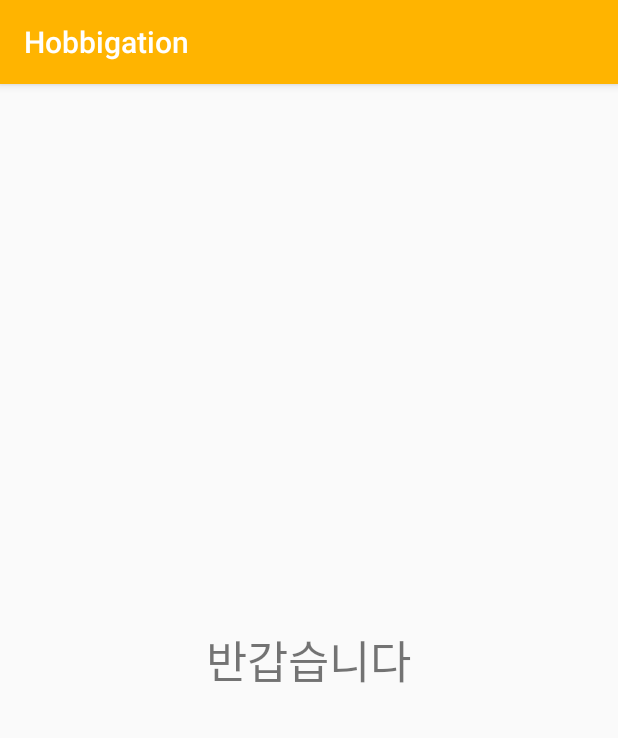
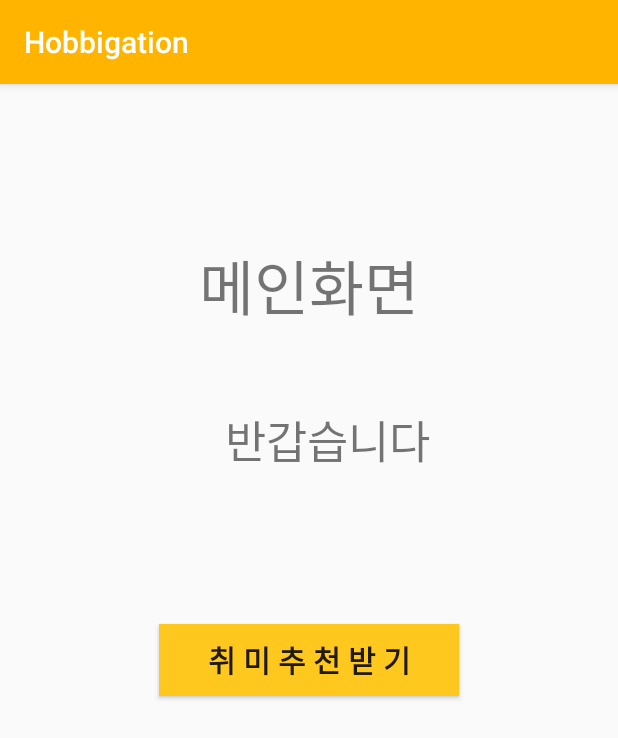
Before and after one commit to eunsongsong/Hobbigation, an Android app: the MainActivity screen opened directly, with no data from a screen before it, on a phone screen of 412 x 824 dp. Shown: the top 738 px of the screen. Run offline under Robolectric (Android 15) with nearby library versions, the phone set to English and light mode, and no system bars; our stand-ins replace Firebase (no records; nobody signed in at launch, a user with empty details on screens opened directly).

Commit message:
Recommend System first

```diff
--- a/app/src/main/AndroidManifest.xml
+++ b/app/src/main/AndroidManifest.xml
@@ -12,7 +12,8 @@
         android:supportsRtl="true"
         android:theme="@style/AppTheme"
         tools:ignore="GoogleAppIndexingWarning">
-        <activity android:name=".SignInActivity"></activity>
+        <activity android:name=".RecommendationActivity"></activity>
+        <activity android:name=".SignInActivity" />
         <activity android:name=".BeforeSignin" />
         <activity
             android:name=".SplashActivity"
@@ -25,7 +26,6 @@
         </activity>
         <activity android:name=".GuideActivity" />
         <activity android:name=".MainActivity" />
-        <activity android:name=".LoginActivity" />
         <activity android:name=".SignUpActivity" />
     </application>
 
--- a/app/src/main/java/com/example/hobbigation/GuideActivity.java
+++ b/app/src/main/java/com/example/hobbigation/GuideActivity.java
@@ -16,13 +16,9 @@ public class GuideActivity extends AppCompatActivity {
     protected void onCreate(Bundle savedInstanceState) {
         super.onCreate(savedInstanceState);
         setContentView(R.layout.activity_guide);
-
-
-
         viewPager = (ViewPager) findViewById(R.id.viewPager);
         ViewPagerAdapter viewPagerAdapter = new ViewPagerAdapter(this);
         viewPager.setAdapter(viewPagerAdapter);
-
         //dots
         PageIndicatorView pageIndicatorView = (PageIndicatorView) findViewById(R.id.pageIndicatorView);
         pageIndicatorView.setViewPager(viewPager);
--- a/app/src/main/java/com/example/hobbigation/MainActivity.java
+++ b/app/src/main/java/com/example/hobbigation/MainActivity.java
@@ -1,7 +1,10 @@
 package com.example.hobbigation;
 
+import android.content.Intent;
 import android.os.Bundle;
 import android.support.v7.app.AppCompatActivity;
+import android.view.View;
+import android.widget.Button;
 import android.widget.TextView;
 
 import com.google.firebase.auth.FirebaseAuth;
@@ -10,7 +13,7 @@ import com.google.firebase.auth.FirebaseUser;
 public class MainActivity extends AppCompatActivity {
 
     FirebaseAuth firebaseAuth;
-
+    private Button recommend_btn;
 
     private TextView show_status;
     @Override
@@ -18,6 +21,13 @@ public class MainActivity extends AppCompatActivity {
         super.onCreate(savedInstanceState);
         setContentView(R.layout.activity_main);
 
+        recommend_btn = (Button) findViewById(R.id.recommend);
+        recommend_btn.setOnClickListener(new View.OnClickListener() {
+            @Override
+            public void onClick(View v) {
+                startActivity(new Intent(MainActivity.this, RecommendationActivity.class));
+            }
+        });
         show_status = (TextView) findViewById(R.id.status1);
 
         firebaseAuth = FirebaseAuth.getInstance();
--- a/app/src/main/java/com/example/hobbigation/SplashActivity.java
+++ b/app/src/main/java/com/example/hobbigation/SplashActivity.java
@@ -12,7 +12,7 @@ public class SplashActivity extends AppCompatActivity {
 
         try{
             Thread.sleep(2000);
-            Intent mainIntent = new Intent(this, GuideActivity.class);
+            Intent mainIntent = new Intent(this, RecommendationActivity.class);
             startActivity(mainIntent);
             finish();
         } catch (InterruptedException e) {
--- a/app/src/main/res/layout/activity_main.xml
+++ b/app/src/main/res/layout/activity_main.xml
@@ -10,8 +10,30 @@
         android:id="@+id/status1"
         android:layout_width="wrap_content"
         android:layout_height="wrap_content"
+        android:gravity="center"
+        android:layout_above="@+id/recommend"
+        android:layout_marginLeft="150dp"
         android:text="TextView"
+        android:textSize="30dp"/>
+
+    <Button
+        android:id="@+id/recommend"
+        android:layout_width="200dp"
+        android:layout_height="wrap_content"
         android:layout_marginTop="100dp"
         android:layout_centerInParent="true"
-        android:textSize="30dp"/>
+        android:background="#FFC81E"
+        android:textSize="20dp"
+        android:textStyle="bold"
+        android:text="취 미 추 천 받 기" />
+
+    <TextView
+        android:id="@+id/textView2"
+        android:layout_width="wrap_content"
+        android:layout_height="wrap_content"
+        android:layout_above="@+id/status1"
+        android:textSize="40dp"
+        android:layout_centerInParent="true"
+        android:layout_marginBottom="50dp"
+        android:text="메인화면" />
 </RelativeLayout>
--- a/app/src/main/res/layout/activity_sign_up.xml
+++ b/app/src/main/res/layout/activity_sign_up.xml
@@ -4,7 +4,7 @@
     android:layout_height="match_parent">
 
     <TextView
-        android:id="@+id/signView"
+        android:id="@+id/signupView"
         android:layout_width="wrap_content"
         android:layout_height="wrap_content"
         android:text="회원가입"
```
Also changed, not shown: app/build.gradle (+7 -0 lines), app/src/main/java/com/example/hobbigation/RecommendationActivity.java (added, +83 -0 lines), app/src/main/java/com/example/hobbigation/RecommnedInfo.java (added, +19 -0 lines), app/src/main/java/com/example/hobbigation/RecyclerAdapter.java (added, +64 -0 lines), app/src/main/res/layout/activity_before_signin.xml (+5 -12 lines), app/src/main/res/layout/activity_recommendation.xml (added, +15 -0 lines), app/src/main/res/layout/activity_sign_in.xml (+14 -0 lines), app/src/main/res/layout/recycler_view_row.xml (added, +31 -0 lines).
